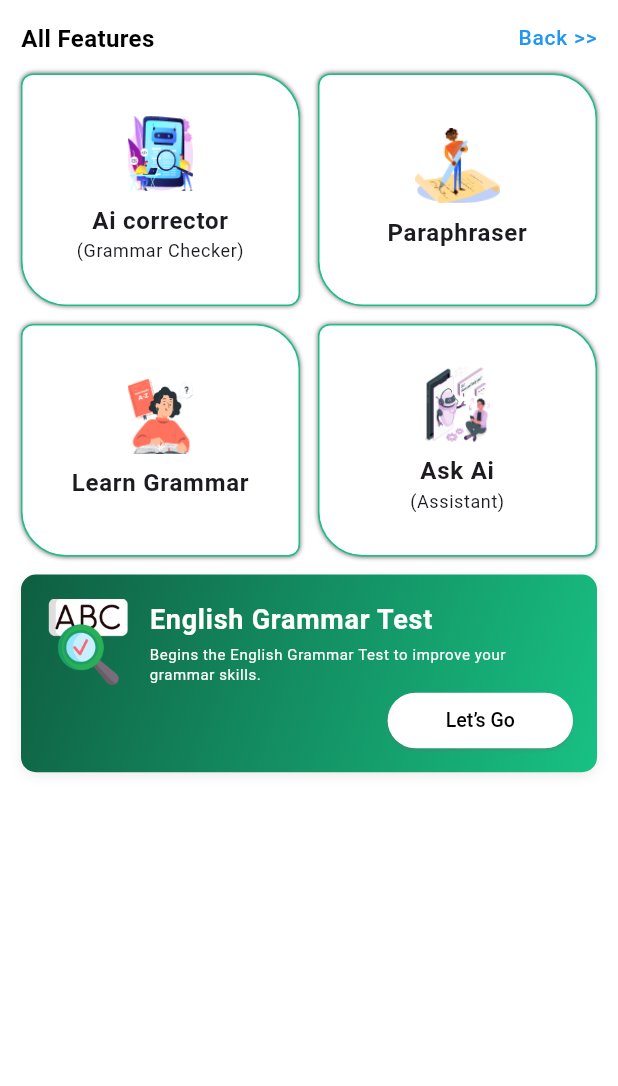
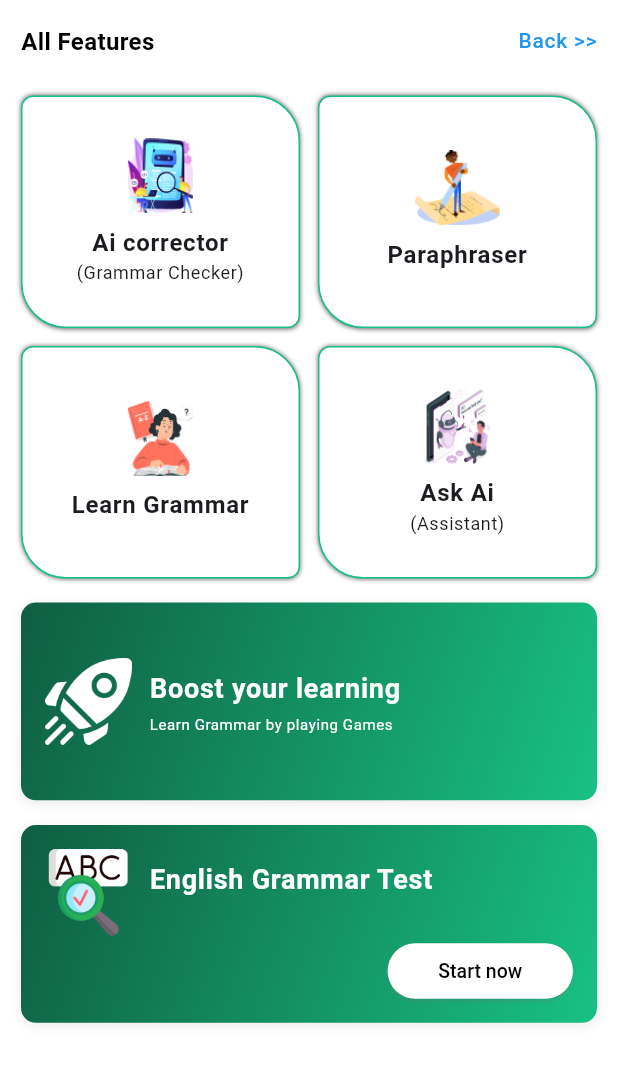
Before and after one commit to Bilal17809/ai_checker_translator, a Flutter app: the HomeView screen opened by its route, after a tap on "See all..", on a phone screen of 412 x 824 dp, the part 84-1170 px from its top. Run offline on Flutter 3.47's test engine with Material 3 defaults, Android fonts, the phone set to English and light mode, and no system bars; our stand-ins replace connectivity_plus, curved_navigation_bar, firebase_core, firebase_remote_config, flutter_tts, fluttertoast and 14 more; missing offline and left inert: country_flags, dart:ffi, in_app_purchase_android, onesignal_flutter, panara_dialogs, translator; accounts and stored records are empty; Roboto replaces fonts that are missing (Montserrat).

Commit message:
07/18/2025 by Bilal_T

```diff
--- a/lib/presentations/ai_dictionary/contrl/ai_dictioanay_contrl.dart
+++ b/lib/presentations/ai_dictionary/contrl/ai_dictioanay_contrl.dart
@@ -217,7 +217,7 @@ class GeminiAiCorrectionController extends GetxController {
   GeminiAiCorrectionController(this.useCase);
 
   static const MethodChannel _speechChannel = MethodChannel(
-    'com.example.getx_practice_app/speech_Text',
+    'com.modernschool.aigrammar.learnenglish/speech_Text',
   );
 
   late final GenerativeModel model;
--- a/lib/presentations/ai_translator/controller/translation_contrl.dart
+++ b/lib/presentations/ai_translator/controller/translation_contrl.dart
@@ -175,7 +175,7 @@ class TranslationController extends GetxController {
   }
 
   static const MethodChannel _methodChannel =
-  MethodChannel('com.example.getx_practice_app/speech_Text');
+  MethodChannel('com.modernschool.aigrammar.learnenglish/speech_Text');
 
 
 
--- a/lib/presentations/aska/controller/gemini_controller.dart
+++ b/lib/presentations/aska/controller/gemini_controller.dart
@@ -1,4 +1,3 @@
-// import 'dart:convert';
 import 'package:ai_checker_translator/core/common_widgets/fluttertaost_message.dart';
 import 'package:ai_checker_translator/core/common_widgets/no_internet_dialog.dart';
 import 'package:ai_checker_translator/gen/assets.gen.dart';
@@ -7,216 +6,9 @@ import 'package:flutter/services.dart';
 import 'package:get/get.dart';
 import 'package:google_generative_ai/google_generative_ai.dart';
 import 'package:flutter_tts/flutter_tts.dart';
-import 'package:path/path.dart';
 import 'package:share_plus/share_plus.dart';
 import '../../../../domain/use_cases/get_mistral.dart';
-
-// class GeminiController extends GetxController {
-//   final TextEditingController promptController = TextEditingController();
-//   final responseText = ''.obs;
-//   final isLoading = false.obs;
-//   final isSpeaking = false.obs;
-//   final isTypingStarted = false.obs;
-//   final isResponseReady = false.obs;
-//   final RxInt generateCount = 3.obs;
-//   final detectedText = ''.obs;
-//
-//   late final GenerativeModel model;
-//   final MistralUseCase useCase;
-//   final FlutterTts flutterTts = FlutterTts();
-//
-//   static const MethodChannel _speechChannel = MethodChannel(
-//     'com.example.getx_practice_app/speech_Text',
-//   );
-//
-//   final pitch = 0.5.obs;
-//   final speed = 0.5.obs;
-//
-//   GeminiController(this.useCase);
-//
-//   @override
-//   void onInit() {
-//     super.onInit();
-//     _initTts();
-//   }
-// Future<void> generate() async {
-//     if (generateCount.value <= 0) {
-//       Get.dialog(
-//         CustomInfoDialog(
-//           title: "Daily Limit Reached",
-//           message: "You've reached your daily limit. Go Premium to continue.",
-//           iconPath: Assets.premiumicon.path,
-//           type: DialogType.premium,
-//         ),
-//         barrierDismissible: false,
-//       );
-//       return;
-//     }
-//
-//     final prompt = promptController.text.trim();
-//     if (prompt.isEmpty) {
-//       Utils().toastMessage("Enter text to generate");
-//       return;
-//     }
-//
-//     final hasInternet = await Utils.checkAndShowNoInternetDialogIfOffline();
-//     if (!hasInternet) return;
-//
-//     isLoading.value = true;
-//     isTypingStarted.value = false;
-//     isResponseReady.value = false;
-//     responseText.value = '';
-//
-//     try {
-//
-//       generateCount.value--;
-//
-//       final limitedPrompt = _generatePromptWithLimit(prompt);
-//
-//       final result = await useCase(limitedPrompt, maxTokens: 200);
-//
-//       final lineLimited = _limitResponseLines(result, 20);
-//       final finalLimited = _limitResponseCharacters(lineLimited, 800);
-//
-//       responseText.value = finalLimited;
-//       isResponseReady.value = true;
-//     } catch (e) {
-//       responseText.value = "Error: ${e.toString()}";
-//       isResponseReady.value = true;
-//     } finally {
-//       isLoading.value = false;
-//     }
-//   }
-//
-//
-//   String _generatePromptWithLimit(String prompt) {
-//     final lines = prompt.split('\n').length;
-//     final words = prompt.split(RegExp(r'\s+')).length;
-//     final chars = prompt.length;
-//
-//     if (words <= 3 && chars < 40) {
-//       return "$prompt\n\nReply in 1-2 lines only.";
-//     } else if (words <= 10 && chars < 100) {
-//       return "$prompt\n\nKeep answer short (max 4-5 lines).";
-//     } else if (words <= 30 || lines <= 3) {
-//       return "$prompt\n\nAnswer briefly in 6-10 lines.";
-//     } else if (words <= 60 || lines <= 6) {
-//       return "$prompt\n\nGive a detailed but concise answer in 10-15 lines.";
-//     } else {
-//       return "$prompt\n\nSummarize and answer clearly in max 15-20 lines only.";
-//     }
-//   }
-//
-//   String _limitResponseLines(String text, int maxLines) {
-//     final lines = text.split('\n');
-//     if (lines.length <= maxLines) return text;
-//     return lines.take(maxLines).join('\n');
-//   }
-//
-//   String _limitResponseCharacters(String text, int maxChars) {
-//     if (text.length <= maxChars) return text;
-//     return text.substring(0, maxChars).trim() + '...';
-//   }
-//
-//   void startAnimation() {
-//     isTypingStarted.value = true;
-//   }
-//
-//   void copyPromptText() {
-//     Utils.copyTextFrom(text: promptController.text);
-//   }
-//
-//   void copyResponseText() {
-//     Utils.copyTextFrom(text: responseText.value);
-//   }
-//
-//   Future<void> startMicInput({String languageISO = 'en-US'}) async {
-//
-//     final hasInternet = await Utils.checkAndShowNoInternetDialogIfOffline();
-//     if (!hasInternet) return;
-//
-//     try {
-//       final result = await _speechChannel.invokeMethod('getTextFromSpeech', {
-//         'languageISO': languageISO,
-//       });
-//
-//       if (result != null && result.isNotEmpty) {
-//         promptController.text = result;
-//       }
-//     } on PlatformException catch (e) {
-//       print("Mic Error: ${e.message}");
-//     }
-//   }
-//
-//   Future<void> speakGeneratedText({String languageCode = 'en-US'}) async {
-//     try {
-//       if (isSpeaking.value) {
-//         await flutterTts.stop();
-//         isSpeaking.value = false;
-//         return;
-//       }
-//
-//       final text = responseText.value.trim();
-//       if (text.isEmpty) return;
-//
-//       await flutterTts.setLanguage(languageCode);
-//       await flutterTts.setPitch(pitch.value);
-//       await flutterTts.setSpeechRate(speed.value);
-//
-//       isSpeaking.value = true;
-//       await flutterTts.speak(text);
-//
-//       flutterTts.setCompletionHandler(() {
-//         isSpeaking.value = false;
-//       });
-//     } catch (e) {
-//       Utils().toastMessage("TTS Error: ${e.toString()}");
-//       isSpeaking.value = false;
-//     }
-//   }
-//
-//   Future<void> shareGeneratedText() async {
-//     try {
-//       final text = responseText.value.trim();
-//       if (text.isEmpty) {
-//         Utils().toastMessage("No content to share.");
-//         return;
-//       }
-//       await SharePlus.instance.share(ShareParams(text: text));
-//     } catch (e) {
-//       Utils().toastMessage("Sharing failed: ${e.toString()}");
-//       debugPrint('Sharing error: $e');
-//     }
-//   }
-//
-//   Future<void> _initTts() async {
-//     await flutterTts.setSharedInstance(true);
-//     await flutterTts.setLanguage('en-US');
-//     await flutterTts.setPitch(pitch.value);
-//     await flutterTts.setSpeechRate(speed.value);
-//   }
-//
-//   @override
-//   void onClose() {
-//     responseText.close();
-//     promptController.dispose();
-//     flutterTts.stop();
-//     super.onClose();
-//   }
-//
-//   void resetData() {
-//     responseText.value = '';
-//     promptController.clear();
-//     isTypingStarted.value = false;
-//     isResponseReady.value = false;
-//     flutterTts.stop();
-//   }
-// }
 import 'dart:async';
-import 'package:flutter/material.dart';
-import 'package:flutter/services.dart';
-import 'package:flutter_tts/flutter_tts.dart';
-import 'package:get/get.dart';
 import 'package:shared_preferences/shared_preferences.dart';
 
 import '../../../ads_manager/splash_interstitial.dart';
@@ -239,7 +31,7 @@ class GeminiController extends GetxController {
   final FlutterTts flutterTts = FlutterTts();
 
   static const MethodChannel _speechChannel = MethodChannel(
-    'com.example.getx_practice_app/speech_Text',
+    'com.modernschool.aigrammar.learnenglish/speech_Text',
   );
 
   final splashAd = Get.find<SplashInterstitialAdController>();
--- a/lib/presentations/home/view/home_view.dart
+++ b/lib/presentations/home/view/home_view.dart
@@ -1,6 +1,5 @@
 import 'package:ai_checker_translator/ads_manager/appOpen_ads.dart';
 import 'package:ai_checker_translator/ads_manager/banner_ads.dart';
-import 'package:ai_checker_translator/core/constant/constant.dart';
 import 'package:ai_checker_translator/presentations/ai_dictionary/contrl/ai_dictioanay_contrl.dart';
 import 'package:ai_checker_translator/presentations/ai_dictionary/view/ai_dictionary_page.dart';
 import 'package:ai_checker_translator/presentations/aska/view/ask_ai_screen.dart';
@@ -17,7 +16,6 @@ import '../../bottom_nav_bar/bottom_nav_bar.dart';
 import '../../levels/game_leves.dart';
 import '../widgets/feature_card_widget.dart';
 import '../widgets/grammar_test_card_widget.dart';
-import 'package:flutter/material.dart';
 import 'package:smooth_page_indicator/smooth_page_indicator.dart';
 class HomeView extends StatefulWidget {
   const HomeView({super.key});
@@ -47,6 +45,7 @@ class _HomeViewState extends State<HomeView> {
 
   @override
   Widget build(BuildContext context) {
+    final sHeight=MediaQuery.of(context).size.height;
     return FocusScope(
       node: _focusScopeNode,
       child: GestureDetector(
@@ -64,15 +63,14 @@ class _HomeViewState extends State<HomeView> {
             body: LayoutBuilder(
               builder: (context, constraints) {
                 return Padding(
-                  padding: const EdgeInsets.symmetric(
+                  padding:  EdgeInsets.symmetric(
                     horizontal: 14,
-                    vertical:14,
+                    vertical:16,
                   ),
                   child: ConstrainedBox(
                     constraints: BoxConstraints(
                       minHeight: constraints.maxHeight,
                     ),
-                    child: IntrinsicHeight(
                     child: Column(
                     crossAxisAlignment: CrossAxisAlignment.start,
                       children: [
@@ -85,10 +83,21 @@ class _HomeViewState extends State<HomeView> {
                             showActionButton: false,
                             onTap: () => Get.to(GameLevels()),
                           ),
-                        const SizedBox(height: 8),
+                          SizedBox(height:sHeight*0.012),
+                          GrammarTestCardWidget(
+                            icon:'assets/icons/translation_ic.png',
+                            title: "Translation",
+                            subtitle:
+                            "Translate text instantly between multiple languages.",
+                            showActionButton: false,
+                            onTap: () {
+                              Get.toNamed(RoutesName.aiTranslatornavbar);
+                            },
+                          ),
+                          SizedBox(height:sHeight*0.013),
                           if (!(Get.find<AppOpenAdController>().isShowingOpenAd.value || isDrawerOpen))
                             Get.find<LargeBannerAdController>().getBannerAdWidget('ad14'),
-                        const SizedBox(height: 12),
+                           SizedBox(height:sHeight*0.014),
                           Row(
                             mainAxisAlignment: MainAxisAlignment.spaceBetween,
                             children: [
@@ -134,7 +143,7 @@ class _HomeViewState extends State<HomeView> {
                               )
                             ],
                           ),
-                        const SizedBox(height: 12),
+                          SizedBox(height:sHeight*0.03),
                           GridView.count(
                             shrinkWrap: true,
                             physics: NeverScrollableScrollPhysics(),
@@ -174,80 +183,34 @@ class _HomeViewState extends State<HomeView> {
                             ],
                           ),
                         ],
-
-                      const SizedBox(height: 12),
-                      GrammarTestCardWidget(
+                        if (showAllFeatures)
+                        const SizedBox(height: 16),
+                        if (showAllFeatures)
+                        Flexible(
+                          child: GrammarTestCardWidget(
+                            icon: Assets.topbannericon.path,
+                            title: "Boost your learning",
+                            subtitle: "Learn Grammar by playing Games",
+                            showActionButton: false,
+                            onTap: () => Get.to(GameLevels()),
+                          ),
+                        ),
+                        SizedBox(height:sHeight*0.02),
+                        Flexible(
+                          child: GrammarTestCardWidget(
                             icon: Assets.bottombannericon.path,
                             title: "English Grammar Test",
-                        subtitle: "Begins the English Grammar Test to improve your grammar skills.",
+                            subtitle: "",
                             showActionButton: true,
-                        actionButtonText: "Let’s Go",
+                            actionButtonText: "Start now",
                             onActionPressed: () {
                               FocusScope.of(context).unfocus();
                               Get.toNamed(RoutesName.quizzesCategoryScreen);
                             },
                           ),
+                        ),
                       ],
                     ),
-                ),
-                    // child: IntrinsicHeight(
-                    //   child: Column(
-                    //     crossAxisAlignment: CrossAxisAlignment.start,
-                    //     children: [
-                    //       /// Top Grammar Test Card
-                    //       GrammarTestCardWidget(
-                    //         icon: Assets.topbannericon.path,
-                    //         title: "Boost your learning",
-                    //         subtitle: "Learn Grammar by playing Games",
-                    //         showActionButton: false,
-                    //         onTap:()=>Get.to(GameLevels()),
-                    //       ),
-                    //       const SizedBox(height:8),
-                    //       if (!(Get.find<AppOpenAdController>().isShowingOpenAd.value
-                    //           || isDrawerOpen))
-                    //         Get.find<LargeBannerAdController>().getBannerAdWidget('ad14'),
-                    //       SizedBox(height:12),
-                    //       Row(
-                    //         mainAxisAlignment: MainAxisAlignment.spaceBetween,
-                    //         children: [
-                    //           Text(
-                    //             "Features",
-                    //             style: TextStyle(
-                    //               fontSize: 16,
-                    //               fontWeight: FontWeight.bold,
-                    //             ),
-                    //           ),
-                    //           Expanded(
-                    //             child: TextButton(
-                    //
-                    //                 onPressed: () {
-                    //                   Get.to(() => AllFeaturesScreen());
-                    //               },
-                    //               child: Text("See All"),
-                    //             ),
-                    //           ),
-                    //         ],
-                    //       ),
-                    //       const SizedBox(height: 8),
-                    //       FeaturePageView(),
-                    //
-                    //       const SizedBox(height: 12),
-                    //       /// Bottom Grammar Test
-                    //       GrammarTestCardWidget(
-                    //         icon: Assets.bottombannericon.path,
-                    //         title: "English Grammar Test",
-                    //         subtitle:
-                    //             "Begins the English Grammar Test to improve your grammar skills.",
-                    //         showActionButton: true,
-                    //         actionButtonText: "Let’s Go",
-                    //         onActionPressed: () {
-                    //           FocusScope.of(context).unfocus();
-                    //           Get.toNamed(RoutesName.quizzesCategoryScreen);
-                    //         },
-                    //       ),
-                    //     ],
-                    //   ),
-                    // ),
                   ),
                 );
               },
@@ -265,7 +228,7 @@ class FeaturePageView extends StatefulWidget {
 }
 
 class _FeaturePageViewState extends State<FeaturePageView> {
-  final PageController _controller = PageController(viewportFraction: 0.55);
+  final PageController _controller = PageController(viewportFraction: 0.60);
 
   final List<FeatureCardWidget> features = [
     FeatureCardWidget(
@@ -301,13 +264,13 @@ class _FeaturePageViewState extends State<FeaturePageView> {
   @override
   Widget build(BuildContext context) {
     final double cardWidth = MediaQuery.of(context).size.width * 0.90;
-    final double cardHeight = 140;
+    final double cardHeight = MediaQuery.of(context).size.height;
 
     return Column(
       mainAxisSize: MainAxisSize.min,
       children: [
         SizedBox(
-          height: cardHeight,
+          height:cardHeight * 0.16,
           child: PageView.builder(
             controller: _controller,
             itemCount: features.length,
@@ -330,12 +293,12 @@ class _FeaturePageViewState extends State<FeaturePageView> {
             },
           ),
         ),
-        const SizedBox(height: 10),
+        SizedBox(height:cardHeight*0.01),
         SmoothPageIndicator(
           controller: _controller,
           count: features.length,
-          effect: const WormEffect(
-            dotHeight: 8,
+          effect:  WormEffect(
+            dotHeight:cardHeight * 0.01,
             dotWidth: 8,
             activeDotColor: Colors.blueAccent,
           ),
```
Lines whose indentation alone changed are shown as unchanged.
